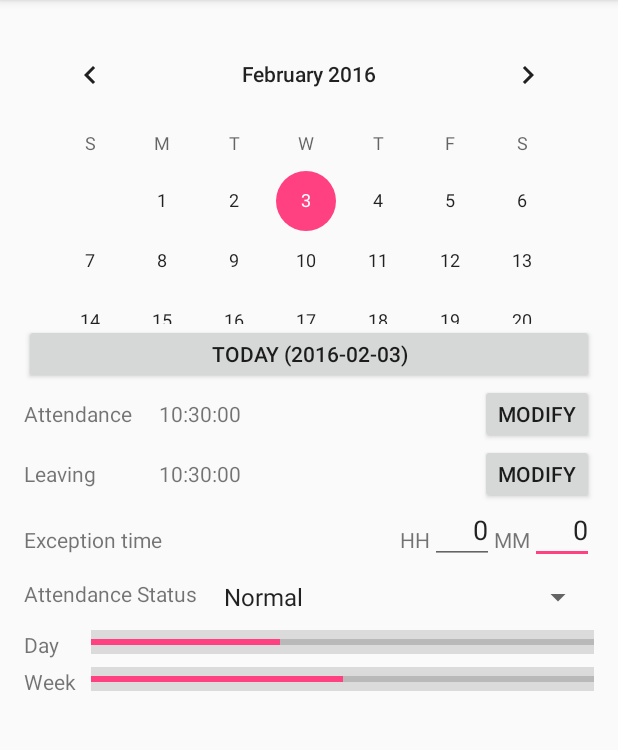
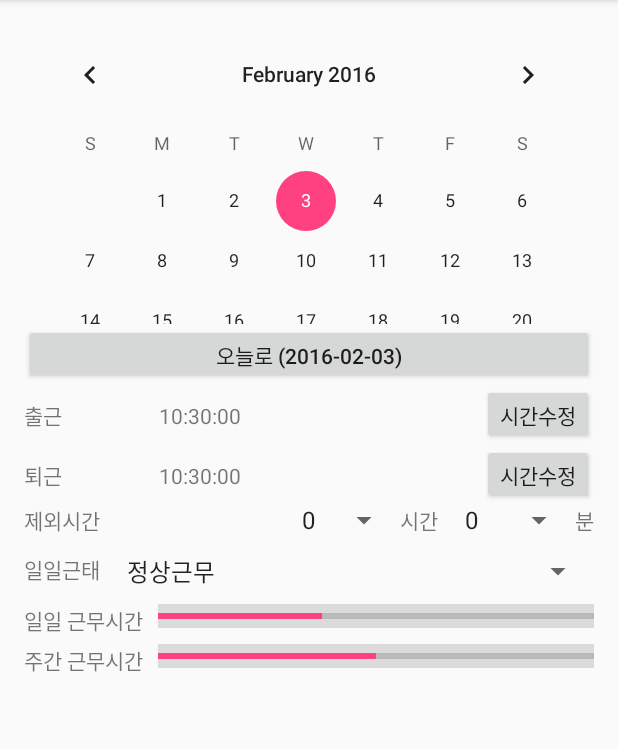
Before and after one commit to vimff/tman, an Android app: the screen it shows after launch (MainActivity), on a phone screen of 412 x 824 dp, the part 84-834 px from its top. Run offline under Robolectric (Android 15) with nearby library versions, the phone set to English and light mode, and no system bars; libraries missing offline, so code that uses them is left out: junit.framework.

Commit message:
Add Canlendar event and change default language to Korean

```diff
--- a/android/app/src/main/AndroidManifest.xml
+++ b/android/app/src/main/AndroidManifest.xml
@@ -11,6 +11,7 @@
         <activity
             android:name=".MainActivity"
             android:label="@string/app_name"
+            android:screenOrientation="portrait"
             android:theme="@style/AppTheme.NoActionBar">
             <intent-filter>
                 <action android:name="android.intent.action.MAIN" />
--- a/android/app/src/main/java/com/seakwon/tman/MainActivity.java
+++ b/android/app/src/main/java/com/seakwon/tman/MainActivity.java
@@ -3,6 +3,7 @@ package com.seakwon.tman;
 import android.os.Bundle;
 import android.support.v7.app.AppCompatActivity;
 import android.support.v7.widget.Toolbar;
+import android.util.Log;
 import android.view.Menu;
 import android.view.MenuItem;
 import android.view.View;
@@ -19,7 +20,6 @@ import java.util.Date;
 import java.util.Locale;
 
 public class MainActivity extends AppCompatActivity implements View.OnClickListener {
-
     TextView mTextViewAttendanceTime;
     TextView mTextViewLeavingTime;
 
@@ -103,6 +103,10 @@ public class MainActivity extends AppCompatActivity implements View.OnClickListe
                 "yyyy-MM-dd", Locale.KOREA).format(new Date()) + ")");
     }
 
+    public void setStatusForSelectedDate(int year, int month, int dayOfMonth) {
+
+    }
+
     @Override
     public void onClick(View v) {
         switch (v.getId()) {
@@ -113,9 +117,11 @@ public class MainActivity extends AppCompatActivity implements View.OnClickListe
                 setLeavingTime();
                 break;
             case R.id.buttonToday:
-                mCalendarView.setDate(new Date().getTime());
+                Date date = new Date();
+                mCalendarView.setDate(date.getTime());
                 break;
             case R.id.calendarView:
+                Date today = new Date(mCalendarView.getDate());
                 break;
             default:
                 Assert.assertFalse("Should not reached", true);
@@ -141,6 +147,13 @@ public class MainActivity extends AppCompatActivity implements View.OnClickListe
 
         mCalendarView = (CalendarView) findViewById(R.id.calendarView);
         mCalendarView.setOnClickListener(this);
+        mCalendarView.setOnDateChangeListener(new CalendarView.OnDateChangeListener() {
+
+            @Override
+            public void onSelectedDayChange(CalendarView view, int year, int month, int dayOfMonth) {
+                setStatusForSelectedDate(year, month, dayOfMonth);
+            }
+        });
         mCalendarView.setDate(new Date().getTime());
     }
 }
--- a/android/app/src/main/res/layout/content_main.xml
+++ b/android/app/src/main/res/layout/content_main.xml
@@ -12,11 +12,6 @@
     tools:context="com.seakwon.tman.MainActivity"
     tools:showIn="@layout/activity_main">
 
-    <RelativeLayout
-        android:layout_width="match_parent"
-        android:layout_height="wrap_content"
-        android:id="@+id/relativeLayoutCalendar">
-
     <CalendarView
         android:layout_width="match_parent"
         android:layout_height="200dp"
@@ -26,13 +21,12 @@
         android:showWeekNumber="false"
         android:unfocusedMonthDateColor="#dddddd"
         android:weekSeparatorLineColor="#d2d2d2" />
-    </RelativeLayout>
 
     <LinearLayout
         android:orientation="horizontal"
         android:layout_width="match_parent"
         android:layout_height="40dp"
-        android:layout_below="@id/relativeLayoutCalendar"
+        android:layout_below="@id/calendarView"
         android:layout_alignParentStart="true"
         android:id="@+id/linearLayoutDays">
 
@@ -100,48 +94,44 @@
             android:layout_height="wrap_content"
             android:id="@+id/textViewLeavingTime" />
 
-        <EditText
-            android:layout_width="wrap_content"
-            android:layout_height="40dp"
-            android:inputType="numberDecimal"
-            android:ems="2"
-            android:id="@+id/editTextExceptionTimeMinutes"
+        <TextView
             android:layout_alignParentRight="true"
             android:layout_below="@id/buttonModifyLeavingTime"
-            android:text="0"
-            android:textAlignment="viewEnd" />
-
-        <TextView
-            android:layout_alignBaseline="@id/editTextExceptionTimeMinutes"
-            android:layout_toLeftOf="@id/editTextExceptionTimeMinutes"
             android:layout_width="wrap_content"
             android:layout_height="wrap_content"
             android:text="@string/minute"
             android:id="@+id/textViewHour"/>
 
-        <EditText
+        <Spinner
             android:layout_width="wrap_content"
-            android:layout_height="40dp"
-            android:inputType="numberDecimal"
-            android:ems="2"
-            android:id="@+id/editTextExceptionTimeHours"
-            android:layout_alignBaseline="@+id/editTextExceptionTimeMinutes"
+            android:layout_height="wrap_content"
             android:layout_toLeftOf="@id/textViewHour"
-            android:text="0"
-            android:textAlignment="viewEnd" />
+            android:layout_alignBaseline="@id/textViewHour"
+            android:entries="@array/arr_except_minute"
+            android:id="@+id/spinnerExceptMinutes"
+            android:layout_marginLeft="10dp" />
 
         <TextView
-            android:layout_alignBaseline="@id/editTextExceptionTimeMinutes"
-            android:layout_toLeftOf="@id/editTextExceptionTimeHours"
+            android:layout_alignBaseline="@id/textViewHour"
+            android:layout_toLeftOf="@id/spinnerExceptMinutes"
             android:layout_width="wrap_content"
             android:layout_height="wrap_content"
             android:text="@string/hour"
             android:id="@+id/textViewMinute"/>
 
+        <Spinner
+            android:layout_width="wrap_content"
+            android:layout_height="wrap_content"
+            android:layout_toLeftOf="@id/textViewMinute"
+            android:layout_alignBaseline="@id/textViewHour"
+            android:entries="@array/arr_except_hour"
+            android:id="@+id/spinnerExceptHours"
+            android:layout_marginLeft="10dp" />
+
         <TextView
             android:layout_below="@id/buttonModifyLeavingTime"
             android:layout_alignLeft="@id/textViewLeaving"
-            android:layout_alignBaseline="@id/editTextExceptionTimeMinutes"
+            android:layout_alignBaseline="@id/textViewHour"
             android:layout_width="wrap_content"
             android:layout_height="wrap_content"
             android:text="@string/exception"
@@ -168,7 +158,7 @@
             android:layout_width="wrap_content"
             android:layout_height="wrap_content"
             android:layout_gravity="right"
-            android:entries="@array/attendance_status"
+            android:entries="@array/arr_attendance_status"
             android:id="@+id/spinnerAttendanceStatus"
             android:layout_weight="1"
             android:layout_marginLeft="10dp" />
--- a/android/app/src/main/res/values/arrays.xml
+++ b/android/app/src/main/res/values/arrays.xml
@@ -1,12 +1,29 @@
 <?xml version="1.0" encoding="utf-8"?>
 <resources>
-    <string-array name="attendance_status">
+    <string-array name="arr_attendance_status">
         <item>@string/normal</item>
-        <item>@string/full_day_anual_leave</item>
-        <item>@string/half_day_anual_leave</item>
-        <item>@string/gwp</item>
-        <item>@string/bussiness_trip</item>
-        <item>@string/bussiness_leave</item>
-        <item>@string/educaiton</item>
+        <item>@string/full_day_leave</item>
+        <item>@string/half_day_leave</item>
+    </string-array>
+
+    <string-array name="arr_except_hour">
+        <item>@string/zero</item>
+        <item>@string/hour1</item>
+        <item>@string/hour2</item>
+        <item>@string/hour3</item>
+        <item>@string/hour4</item>
+        <item>@string/hour5</item>
+        <item>@string/hour6</item>
+        <item>@string/hour7</item>
+        <item>@string/hour8</item>
+    </string-array>
+
+    <string-array name="arr_except_minute">
+        <item>@string/zero</item>
+        <item>@string/min10</item>
+        <item>@string/min20</item>
+        <item>@string/min30</item>
+        <item>@string/min40</item>
+        <item>@string/min50</item>
     </string-array>
 </resources>
--- a/android/app/src/main/res/values/strings.xml
+++ b/android/app/src/main/res/values/strings.xml
@@ -1,34 +1,41 @@
 <resources>
     <string name="app_name">tman</string>
-    <string name="action_settings">Settings</string>
-    <!--<string name="sunday">Sun</string>-->
-    <!--<string name="monday">Mon</string>-->
-    <!--<string name="tuesday">Tue</string>-->
-    <!--<string name="wednesday">Wed</string>-->
-    <!--<string name="thursday">Thu</string>-->
-    <!--<string name="friday">Fri</string>-->
-    <!--<string name="saturday">Sat</string>-->
-    <string name="today">Today</string>
+    <string name="action_settings">설정</string>
+    <string name="today">오늘로</string>
 
-    <string name="attendance">Attendance</string>
-    <string name="leaving">Leaving</string>
-    <string name="exception">Exception time</string>
+    <string name="attendance">출근</string>
+    <string name="leaving">퇴근</string>
+    <string name="exception">제외시간</string>
 
-    <string name="modify">Modify</string>
+    <string name="modify">시간수정</string>
 
-    <string name="day_hours">Day</string>
-    <string name="week_hours">Week</string>
-    <string name="hour">HH</string>
-    <string name="minute">MM</string>
+    <string name="day_hours">일일 근무시간</string>
+    <string name="week_hours">주간 근무시간</string>
+    <string name="hour">시간</string>
+    <string name="minute">분</string>
 
     <!--Attendance Status-->
-    <string name="attendance_status">Attendance Status</string>
-    <string name="normal">Normal</string>
-    <string name="full_day_anual_leave">Full Day Anual Leave</string>
-    <string name="half_day_anual_leave">Half Day Anual Leave</string>
-    <string name="gwp">Anual Leave</string>
-    <string name="bussiness_trip">Bussiness Trip</string>
-    <string name="bussiness_leave">Bussiness Leave</string>
-    <string name="educaiton">Attend Education</string>
+    <string name="attendance_status">일일근태</string>
+    <string name="normal">정상근무</string>
+    <string name="half_day_leave">반차(4시간)</string>
+
+    <string name="zero">0</string>
+    <!--Except Hour-->
+    <string name="hour1">1</string>
+    <string name="hour2">2</string>
+    <string name="hour3">3</string>
+    <string name="hour4">4</string>
+    <string name="hour5">5</string>
+    <string name="hour6">6</string>
+    <string name="hour7">7</string>
+    <string name="hour8">8</string>
+
+    <!--Except Minute-->
+    <string name="min10">10</string>
+    <string name="min20">20</string>
+    <string name="min30">30</string>
+    <string name="min40">40</string>
+    <string name="min50">50</string>
+    <string name="full_day_leave">연차(8시간)</string>
 
 </resources>
```
Also changed, not shown: 1 other file. Lines whose indentation alone changed are shown as unchanged.
